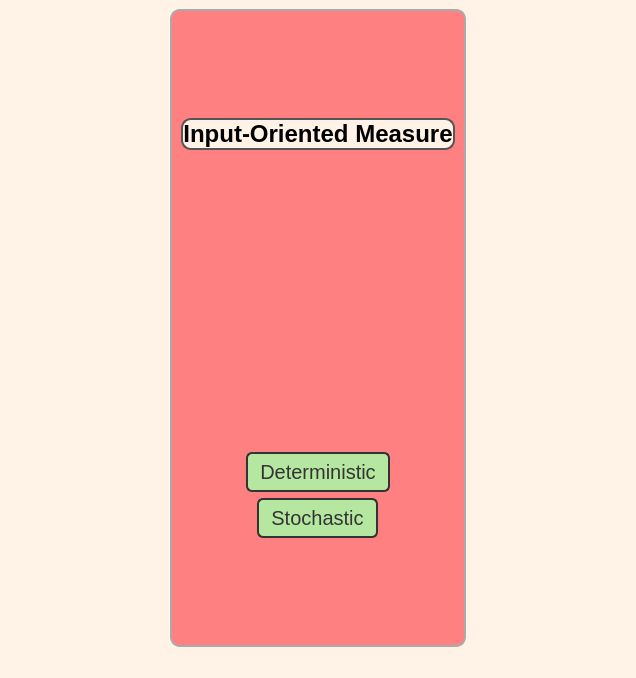
First picture: the form in start.ui, repository mahdighadami/input-oriented-DEA, before the edit.
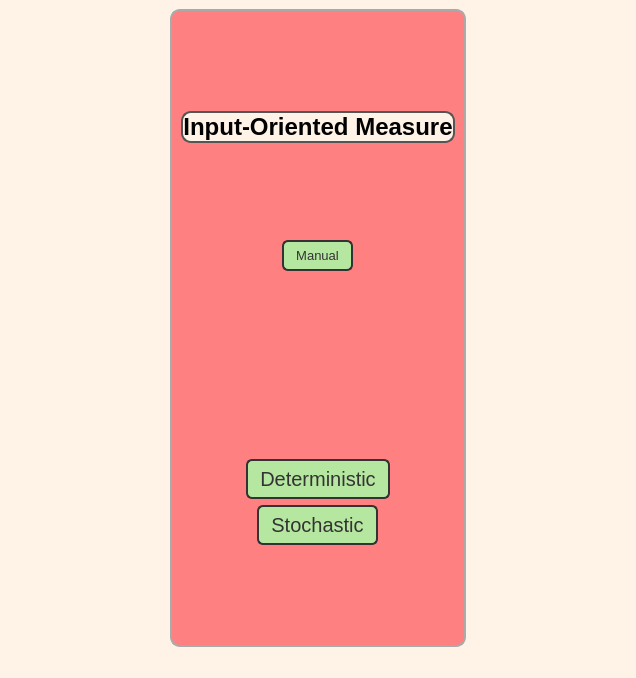
Second picture: the form after the edit.

Commit message: add manual: button at start, manual_page.py for page

What changed in the file:
```diff
--- a/start.ui
+++ b/start.ui
@@ -153,6 +153,24 @@
          </property>
         </spacer>
        </item>
+       <item alignment="Qt::AlignHCenter">
+        <widget class="QPushButton" name="manButton">
+         <property name="maximumSize">
+          <size>
+           <width>500</width>
+           <height>200</height>
+          </size>
+         </property>
+         <property name="font">
+          <font>
+           <pointsize>10</pointsize>
+          </font>
+         </property>
+         <property name="text">
+          <string>Manual</string>
+         </property>
+        </widget>
+       </item>
        <item>
         <spacer name="verticalSpacer_4">
          <property name="orientation">
```
Left out of the diff: 2 changed lines with no effect on the pictures. The commit also changes 20 other files.
